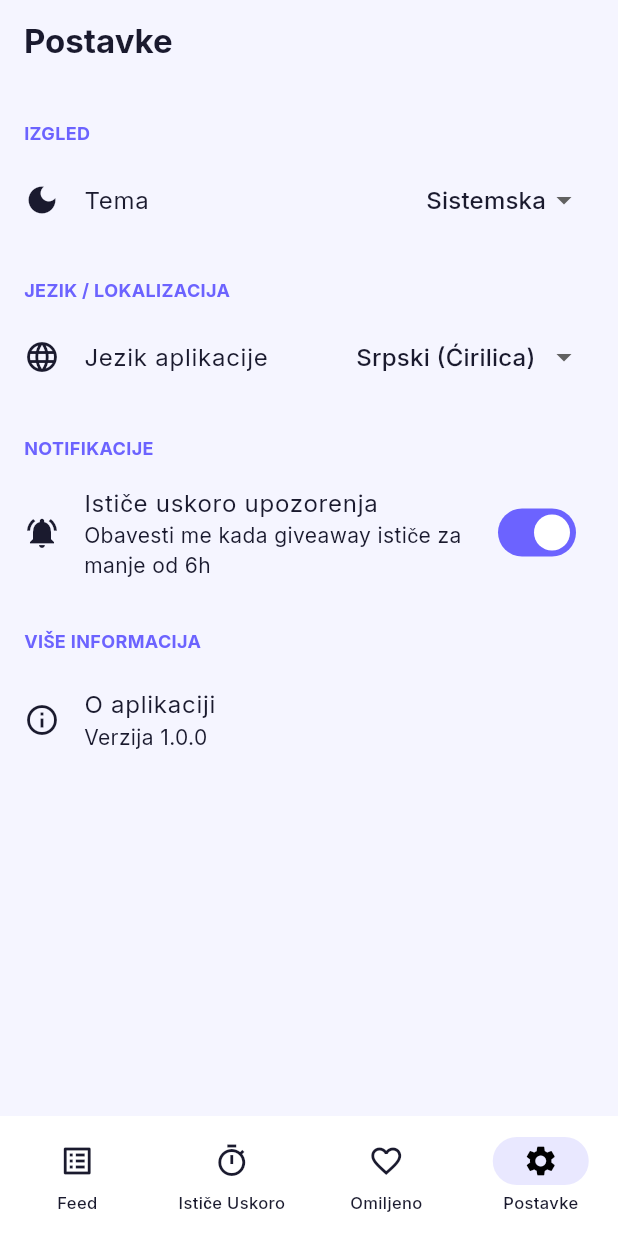
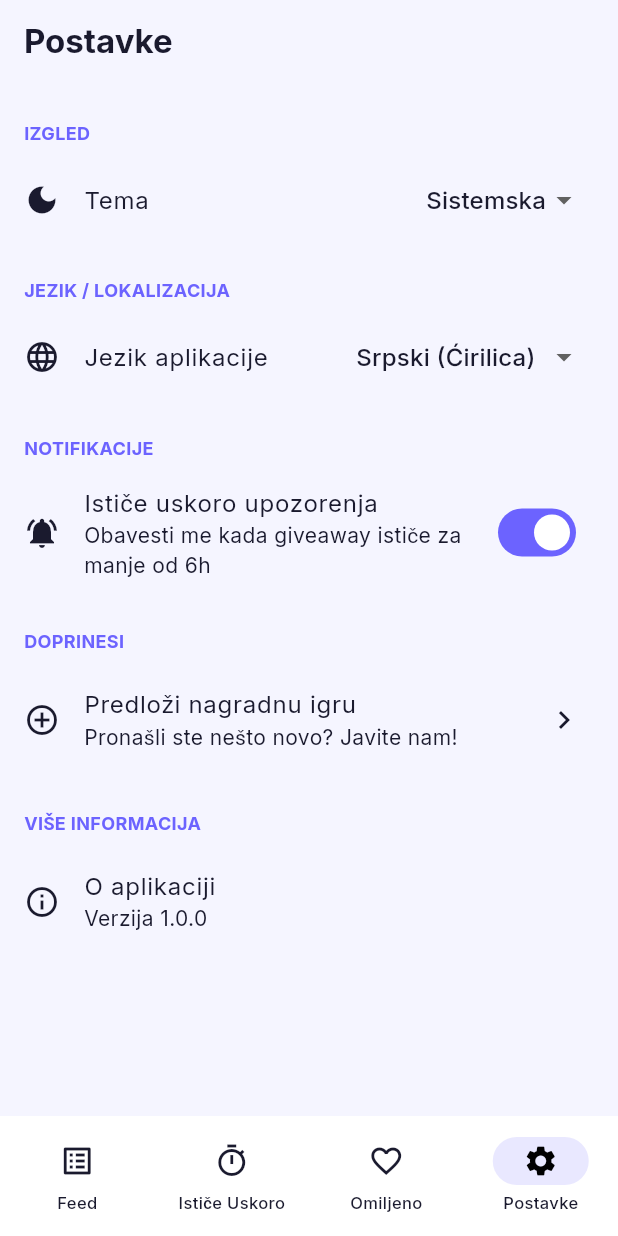
Before and after one commit to HunterJS-bit/giveaway-tracker, a Flutter app: the SettingsScreen screen opened by its route, on a phone screen of 412 x 824 dp. Run offline on Flutter 3.47's test engine with Material 3 defaults, Android fonts, the light colour scheme and no system bars; our stand-ins replace cached_network_image, flutter_riverpod, go_router, share_plus, shared_preferences; accounts and stored records are empty.

Commit message:
feat: [add-giveaway] update settings

```diff
--- a/lib/features/settings/settings_screen.dart
+++ b/lib/features/settings/settings_screen.dart
@@ -1,5 +1,6 @@
 import 'package:flutter/material.dart';
 import 'package:flutter_riverpod/flutter_riverpod.dart';
+import 'package:go_router/go_router.dart';
 import '../../core/providers/providers.dart';
 
 class SettingsScreen extends ConsumerWidget {
@@ -62,6 +63,15 @@ class SettingsScreen extends ConsumerWidget {
             onChanged: (val) {},
           ),
 
+          _buildSectionHeader(context, 'Doprinesi'),
+          ListTile(
+            leading: const Icon(Icons.add_circle_outline),
+            title: const Text('Predloži nagradnu igru'),
+            subtitle: const Text('Pronašli ste nešto novo? Javite nam!'),
+            trailing: const Icon(Icons.chevron_right),
+            onTap: () => context.push('/submit-giveaway'),
+          ),
+
           _buildSectionHeader(context, 'Više informacija'),
           ListTile(
             leading: const Icon(Icons.info_outline),
```
